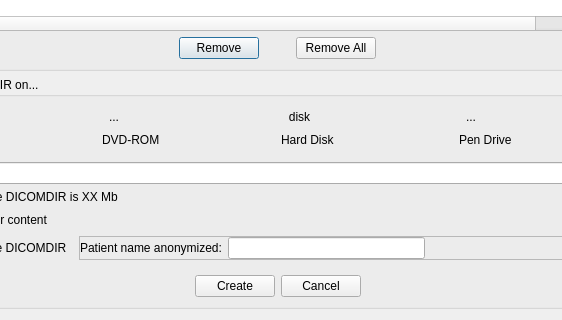
Qt form starviewer/src/inputoutput/qcreatedicomdirbase.ui (starviewer-medical/starviewer) before a commit; both pictures show x 99 to 661 and y 495 to 815 of the 753 by 815 pixel window.
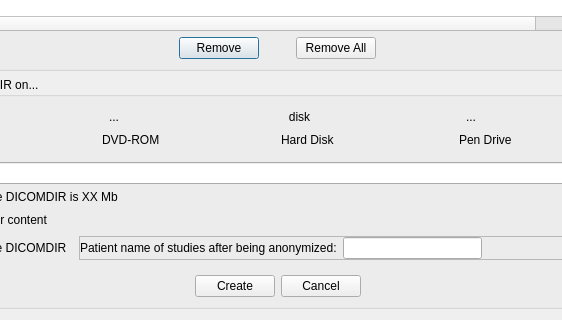
The same form after that commit. Icons and pictures are not drawn.

Commit message: ENH: Es canvia el label del nom del camp que defineix quin nom de pacient tindran els estudis anonimitzats.

The edit to the form file:
```diff
--- a/starviewer/src/inputoutput/qcreatedicomdirbase.ui
+++ b/starviewer/src/inputoutput/qcreatedicomdirbase.ui
@@ -581,7 +581,7 @@
            <item row="0" column="0">
             <widget class="QLabel" name="label_5">
              <property name="text">
-              <string>Patient name anonymized:</string>
+              <string>Patient name of studies after being anonymized:</string>
              </property>
             </widget>
            </item>
```
The commit also changes 3 other files.
